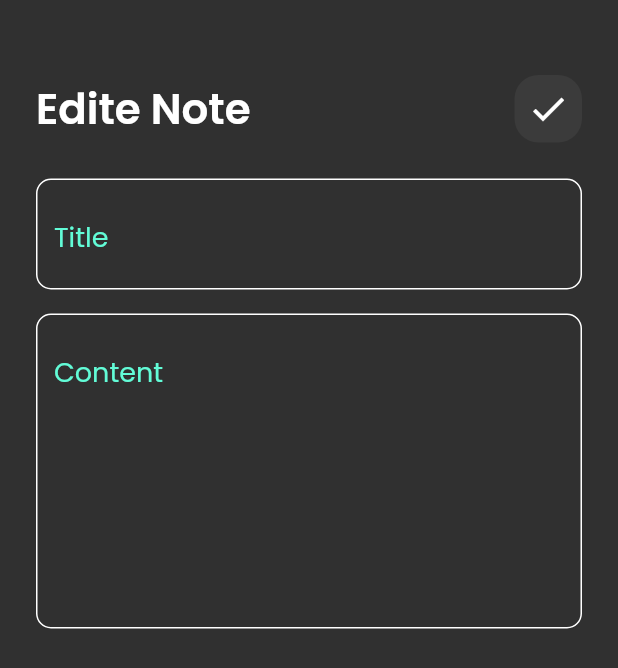
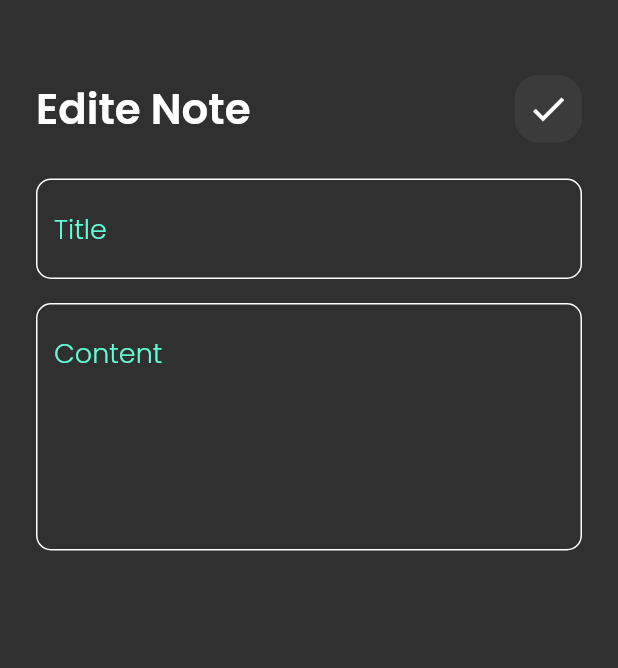
Before and after one commit to Mohammed3helles/notes_app, a Flutter app: the screen it shows after launch, after a tap on "Notes", on a phone screen of 412 x 824 dp. Shown: the top 668 px of the screen. Run offline on Flutter 3.47's test engine with Material 2 defaults, Android fonts, the phone set to English and light mode, and no system bars.

Commit message:
create model note

```diff
--- /dev/null
+++ b/lib/data/model/note_model.dart
@@ -0,0 +1,17 @@
+import 'package:flutter/cupertino.dart';
+
+class Note {
+  final int? id;
+  final String? title;
+  final String? description;
+  final String? date;
+  final Color? color;
+
+  Note({
+    required this.id,
+    required this.title,
+    required this.description,
+    required this.date,
+    required this.color,
+  });
+}
--- a/lib/presentation/resources/theme_manager.dart
+++ b/lib/presentation/resources/theme_manager.dart
@@ -17,14 +17,20 @@ class AppTheme {
               color: ColorManager.black,
               fontSize: FontSize.f24,
               fontWeight: FontWeight.w400),
+          titleSmall: TextStyle(
+              color: ColorManager.black.withOpacity(0.4),
+              fontSize: FontSize.f14,
+              fontWeight: FontWeight.w300),
           bodyMedium: TextStyle(
               color: ColorManager.black.withOpacity(0.4),
               fontSize: FontSize.f18,
               fontWeight: FontWeight.w300),
-          titleSmall: TextStyle(
-              color: ColorManager.black.withOpacity(0.4),
-              fontSize: FontSize.f14,
-              fontWeight: FontWeight.w300),
+          bodySmall: TextStyle(
+            color: ColorManager.white,
+            fontSize: FontSize.f18,
+            fontWeight: FontWeight.w300,
+            decoration: TextDecoration.none
+          ),
         ));
   }
 }
--- a/lib/presentation/widgets/CustomTextField.dart
+++ b/lib/presentation/widgets/CustomTextField.dart
@@ -6,6 +6,7 @@ import '../resources/values_manager.dart';
 class CustomTextField extends StatelessWidget {
   final String hint;
   final int maxLines;
+
   const CustomTextField({super.key, required this.hint, this.maxLines = 1});
 
   @override
@@ -13,7 +14,12 @@ class CustomTextField extends StatelessWidget {
     return TextField(
       cursorColor: ColorManager.textField,
       maxLines: maxLines,
+      autocorrect: false,
+      enableSuggestions: false,
+      style: Theme.of(context).textTheme.bodySmall,
+
       decoration: InputDecoration(
+
         hintText: hint,
         hintStyle: const TextStyle(color: ColorManager.textField, fontSize: 18),
         border: buildOutlineInputBorder(),
```
